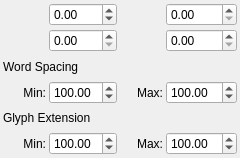
First picture: the form in scribus/ui/propertywidget_advancedbase.ui, repository nitramr/scribus-indigo, before the edit.
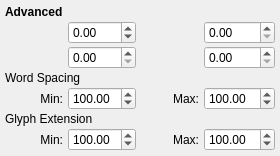
Second picture: the form after the edit. Custom widgets are drawn as their Qt base class.

```diff
--- a/scribus/ui/propertywidget_advancedbase.ui
+++ b/scribus/ui/propertywidget_advancedbase.ui
@@ -6,15 +6,15 @@
    <rect>
     <x>0</x>
     <y>0</y>
-    <width>240</width>
-    <height>158</height>
+    <width>280</width>
+    <height>156</height>
    </rect>
   </property>
   <property name="windowTitle">
    <string>Frame</string>
   </property>
   <property name="frameShape">
-   <enum>QFrame::Box</enum>
+   <enum>QFrame::NoFrame</enum>
   </property>
   <property name="frameShadow">
    <enum>QFrame::Plain</enum>
@@ -24,66 +24,54 @@
   </property>
   <layout class="QGridLayout" name="gridLayout">
    <property name="leftMargin">
-    <number>3</number>
+    <number>5</number>
    </property>
    <property name="topMargin">
-    <number>3</number>
+    <number>5</number>
    </property>
    <property name="rightMargin">
-    <number>3</number>
+    <number>5</number>
    </property>
    <property name="bottomMargin">
-    <number>3</number>
+    <number>5</number>
    </property>
-   <property name="spacing">
-    <number>3</number>
+   <property name="horizontalSpacing">
+    <number>5</number>
    </property>
-   <item row="0" column="0" colspan="3">
-    <layout class="QGridLayout" name="gridLayout_2">
+   <property name="verticalSpacing">
+    <number>2</number>
+   </property>
+   <item row="4" column="3">
+    <widget class="ScrSpinBox" name="normWordTrackingSpinBox">
+     <property name="minimum">
+      <double>1.000000000000000</double>
+     </property>
+     <property name="maximum">
+      <double>2000.000000000000000</double>
+     </property>
+     <property name="value">
+      <double>100.000000000000000</double>
+     </property>
+    </widget>
+   </item>
+   <item row="3" column="0" colspan="4">
+    <widget class="QLabel" name="wordTrackingLabel">
+     <property name="text">
+      <string>Word Spacing</string>
+     </property>
+    </widget>
+   </item>
+   <item row="7" column="2">
+    <widget class="QLabel" name="maxGlyphExtensionLabel">
+     <property name="text">
+      <string>Max:</string>
+     </property>
+     <property name="alignment">
+      <set>Qt::AlignRight|Qt::AlignTrailing|Qt::AlignVCenter</set>
+     </property>
+    </widget>
+   </item>
      <item row="1" column="2">
-      <widget class="QLabel" name="scaleVLabel">
-       <property name="text">
-        <string/>
-       </property>
-       <property name="alignment">
-        <set>Qt::AlignRight|Qt::AlignTrailing|Qt::AlignVCenter</set>
-       </property>
-      </widget>
-     </item>
-     <item row="3" column="1">
-      <widget class="ScrSpinBox" name="minWordTrackingSpinBox">
-       <property name="minimum">
-        <double>1.000000000000000</double>
-       </property>
-       <property name="maximum">
-        <double>200.000000000000000</double>
-       </property>
-       <property name="value">
-        <double>100.000000000000000</double>
-       </property>
-      </widget>
-     </item>
-     <item row="3" column="2">
-      <widget class="QLabel" name="normWordTrackingLabel">
-       <property name="text">
-        <string>Max:</string>
-       </property>
-       <property name="alignment">
-        <set>Qt::AlignRight|Qt::AlignTrailing|Qt::AlignVCenter</set>
-       </property>
-      </widget>
-     </item>
-     <item row="0" column="0">
-      <widget class="QLabel" name="textBaseLabel">
-       <property name="text">
-        <string/>
-       </property>
-       <property name="alignment">
-        <set>Qt::AlignRight|Qt::AlignTrailing|Qt::AlignVCenter</set>
-       </property>
-      </widget>
-     </item>
-     <item row="0" column="2">
       <widget class="QLabel" name="trackingLabel">
        <property name="text">
         <string/>
@@ -93,8 +81,18 @@
        </property>
       </widget>
      </item>
+   <item row="4" column="2">
+    <widget class="QLabel" name="normWordTrackingLabel">
+     <property name="text">
+      <string>Max:</string>
+     </property>
+     <property name="alignment">
+      <set>Qt::AlignRight|Qt::AlignTrailing|Qt::AlignVCenter</set>
+     </property>
+    </widget>
+   </item>
      <item row="1" column="0">
-      <widget class="QLabel" name="scaleHLabel">
+    <widget class="QLabel" name="textBaseLabel">
        <property name="text">
         <string/>
        </property>
@@ -103,26 +101,33 @@
        </property>
       </widget>
      </item>
-     <item row="3" column="0">
-      <widget class="QLabel" name="minWordTrackingLabel">
+   <item row="0" column="0">
+    <widget class="QLabel" name="lblTitle">
+     <property name="font">
+      <font>
+       <weight>75</weight>
+       <bold>true</bold>
+      </font>
+     </property>
        <property name="text">
-        <string>Min:</string>
-       </property>
-       <property name="alignment">
-        <set>Qt::AlignRight|Qt::AlignTrailing|Qt::AlignVCenter</set>
+      <string>Advanced</string>
        </property>
       </widget>
      </item>
-     <item row="0" column="3">
-      <widget class="ScrSpinBox" name="tracking"/>
+   <item row="7" column="3">
+    <widget class="ScrSpinBox" name="maxGlyphExtSpinBox">
+     <property name="minimum">
+      <double>90.000000000000000</double>
+     </property>
+     <property name="maximum">
+      <double>110.000000000000000</double>
+     </property>
+     <property name="value">
+      <double>100.000000000000000</double>
+     </property>
+    </widget>
      </item>
      <item row="1" column="1">
-      <widget class="ScrSpinBox" name="scaleH"/>
-     </item>
-     <item row="1" column="3">
-      <widget class="ScrSpinBox" name="scaleV"/>
-     </item>
-     <item row="0" column="1">
       <widget class="ScrSpinBox" name="textBase">
        <property name="minimum">
         <double>-100.000000000000000</double>
@@ -132,80 +137,87 @@
        </property>
       </widget>
      </item>
-     <item row="3" column="3">
-      <widget class="ScrSpinBox" name="normWordTrackingSpinBox">
-       <property name="minimum">
-        <double>1.000000000000000</double>
-       </property>
-       <property name="maximum">
-        <double>2000.000000000000000</double>
-       </property>
-       <property name="value">
-        <double>100.000000000000000</double>
-       </property>
-      </widget>
-     </item>
-     <item row="5" column="0">
-      <widget class="QLabel" name="minGlyphExtensionLabel">
-       <property name="text">
-        <string>Min:</string>
-       </property>
-       <property name="alignment">
-        <set>Qt::AlignRight|Qt::AlignTrailing|Qt::AlignVCenter</set>
-       </property>
-      </widget>
-     </item>
-     <item row="5" column="1">
-      <widget class="ScrSpinBox" name="minGlyphExtSpinBox">
-       <property name="minimum">
-        <double>90.000000000000000</double>
-       </property>
-       <property name="maximum">
-        <double>110.000000000000000</double>
-       </property>
-       <property name="value">
-        <double>100.000000000000000</double>
-       </property>
-      </widget>
-     </item>
-     <item row="5" column="2">
-      <widget class="QLabel" name="maxGlyphExtensionLabel">
-       <property name="text">
-        <string>Max:</string>
-       </property>
-       <property name="alignment">
-        <set>Qt::AlignRight|Qt::AlignTrailing|Qt::AlignVCenter</set>
-       </property>
-      </widget>
-     </item>
-     <item row="5" column="3">
-      <widget class="ScrSpinBox" name="maxGlyphExtSpinBox">
-       <property name="minimum">
-        <double>90.000000000000000</double>
-       </property>
-       <property name="maximum">
-        <double>110.000000000000000</double>
-       </property>
-       <property name="value">
-        <double>100.000000000000000</double>
-       </property>
-      </widget>
-     </item>
-     <item row="2" column="0" colspan="4">
-      <widget class="QLabel" name="wordTrackingLabel">
-       <property name="text">
-        <string>Word Spacing</string>
-       </property>
-      </widget>
-     </item>
-     <item row="4" column="0" colspan="4">
+   <item row="2" column="1">
+    <widget class="ScrSpinBox" name="scaleH"/>
+   </item>
+   <item row="2" column="3">
+    <widget class="ScrSpinBox" name="scaleV"/>
+   </item>
+   <item row="5" column="0" colspan="4">
       <widget class="QLabel" name="glyphExtensionLabel">
        <property name="text">
         <string>Glyph Extension</string>
        </property>
       </widget>
      </item>
-    </layout>
+   <item row="7" column="1">
+    <widget class="ScrSpinBox" name="minGlyphExtSpinBox">
+     <property name="minimum">
+      <double>90.000000000000000</double>
+     </property>
+     <property name="maximum">
+      <double>110.000000000000000</double>
+     </property>
+     <property name="value">
+      <double>100.000000000000000</double>
+     </property>
+    </widget>
+   </item>
+   <item row="4" column="0">
+    <widget class="QLabel" name="minWordTrackingLabel">
+     <property name="text">
+      <string>Min:</string>
+     </property>
+     <property name="alignment">
+      <set>Qt::AlignRight|Qt::AlignTrailing|Qt::AlignVCenter</set>
+     </property>
+    </widget>
+   </item>
+   <item row="2" column="2">
+    <widget class="QLabel" name="scaleVLabel">
+     <property name="text">
+      <string/>
+     </property>
+     <property name="alignment">
+      <set>Qt::AlignRight|Qt::AlignTrailing|Qt::AlignVCenter</set>
+     </property>
+    </widget>
+   </item>
+   <item row="7" column="0">
+    <widget class="QLabel" name="minGlyphExtensionLabel">
+     <property name="text">
+      <string>Min:</string>
+     </property>
+     <property name="alignment">
+      <set>Qt::AlignRight|Qt::AlignTrailing|Qt::AlignVCenter</set>
+     </property>
+    </widget>
+   </item>
+   <item row="4" column="1">
+    <widget class="ScrSpinBox" name="minWordTrackingSpinBox">
+     <property name="minimum">
+      <double>1.000000000000000</double>
+     </property>
+     <property name="maximum">
+      <double>200.000000000000000</double>
+     </property>
+     <property name="value">
+      <double>100.000000000000000</double>
+     </property>
+    </widget>
+   </item>
+   <item row="2" column="0">
+    <widget class="QLabel" name="scaleHLabel">
+     <property name="text">
+      <string/>
+     </property>
+     <property name="alignment">
+      <set>Qt::AlignRight|Qt::AlignTrailing|Qt::AlignVCenter</set>
+     </property>
+    </widget>
+   </item>
+   <item row="1" column="3">
+    <widget class="ScrSpinBox" name="tracking"/>
    </item>
   </layout>
  </widget>
```
Lines whose indentation alone changed are shown as unchanged.
